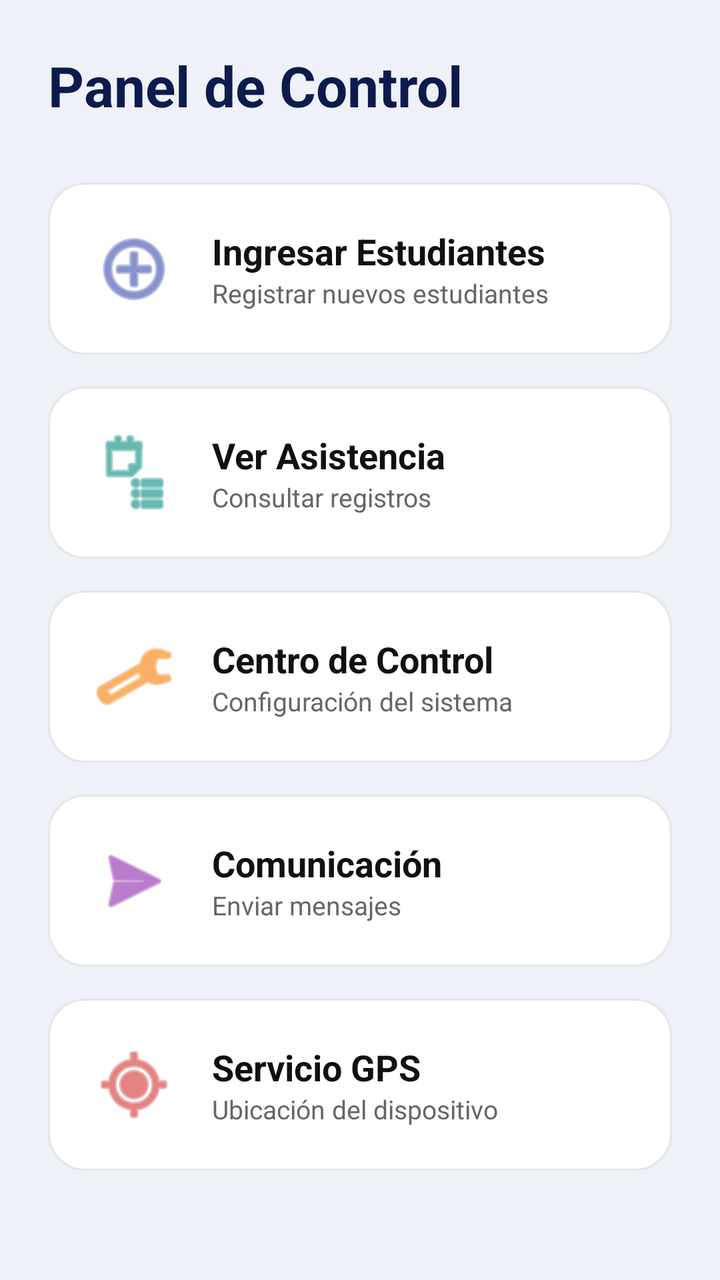
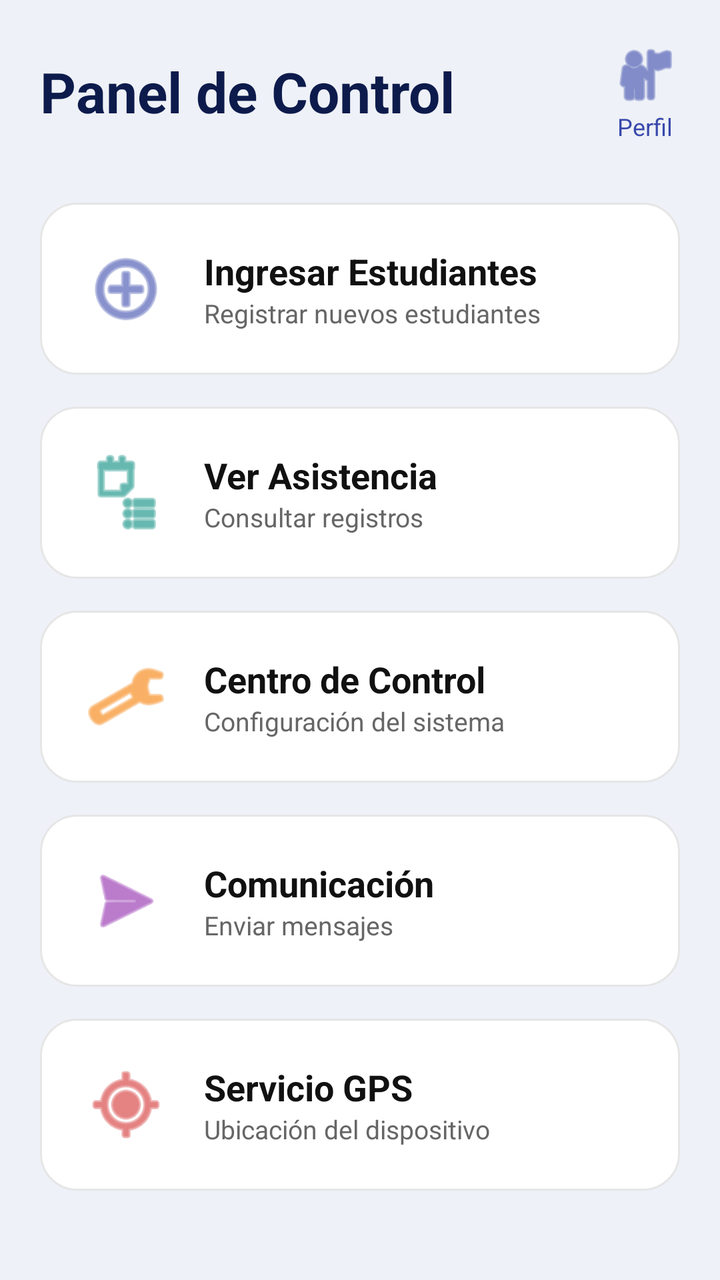

Two renders of the same Android screen: before a commit and after it. Below are the layout's source before the change and the commit's diff.
<!-- AndroidManifest.xml: application theme Theme.Asistencia -->
<!-- res/layout/activity_menu.xml -->
<?xml version="1.0" encoding="utf-8"?>
<ScrollView xmlns:android="http://schemas.android.com/apk/res/android"
    android:layout_width="match_parent"
    android:layout_height="match_parent"
    android:background="#EEF1F7">

    <LinearLayout
        android:layout_width="match_parent"
        android:layout_height="wrap_content"
        android:orientation="vertical"
        android:padding="24dp">

        
        <TextView
            android:layout_width="wrap_content"
            android:layout_height="wrap_content"
            android:text="Panel de Control"
            android:textSize="28sp"
            android:textStyle="bold"
            android:textColor="#0D1B4C"
            android:layout_marginBottom="30dp"/>

        
        <LinearLayout
            android:id="@+id/cardIngresar"
            android:layout_width="match_parent"
            android:layout_height="wrap_content"
            android:background="@drawable/card_menu"
            android:orientation="horizontal"
            android:padding="22dp"
            android:layout_marginBottom="16dp"
            android:clickable="true"
            android:focusable="true">

            <ImageView
                android:layout_width="42dp"
                android:layout_height="42dp"
                android:src="@android:drawable/ic_menu_add"
                android:tint="#3949AB"
                android:layout_marginEnd="18dp"/>

            <LinearLayout
                android:orientation="vertical"
                android:layout_width="wrap_content"
                android:layout_height="wrap_content">

                <TextView
                    android:text="Ingresar Estudiantes"
                    android:textSize="18sp"
                    android:textStyle="bold"
                    android:textColor="#111111"
                    android:layout_width="wrap_content"
                    android:layout_height="wrap_content"/>

                <TextView
                    android:text="Registrar nuevos estudiantes"
                    android:textSize="13sp"
                    android:textColor="#666666"
                    android:layout_width="wrap_content"
                    android:layout_height="wrap_content"/>

            </LinearLayout>
        </LinearLayout>

        
        <LinearLayout
            android:id="@+id/cardVerAsistencia"
            android:layout_width="match_parent"
            android:layout_height="wrap_content"
            android:background="@drawable/card_menu"
            android:orientation="horizontal"
            android:padding="22dp"
            android:layout_marginBottom="16dp"
            android:clickable="true"
            android:focusable="true">

            <ImageView
                android:layout_width="42dp"
                android:layout_height="42dp"
                android:src="@android:drawable/ic_menu_agenda"
                android:tint="#00897B"
                android:layout_marginEnd="18dp"/>

            <LinearLayout
                android:orientation="vertical"
                android:layout_width="wrap_content"
                android:layout_height="wrap_content">

                <TextView
                    android:text="Ver Asistencia"
                    android:textSize="18sp"
                    android:textStyle="bold"
                    android:textColor="#111111"
                    android:layout_width="wrap_content"
                    android:layout_height="wrap_content"/>

                <TextView
                    android:text="Consultar registros"
                    android:textSize="13sp"
                    android:textColor="#666666"
                    android:layout_width="wrap_content"
                    android:layout_height="wrap_content"/>

            </LinearLayout>
        </LinearLayout>

        
        <LinearLayout
            android:id="@+id/cardCentroControl"
            android:layout_width="match_parent"
            android:layout_height="wrap_content"
            android:background="@drawable/card_menu"
            android:orientation="horizontal"
            android:padding="22dp"
            android:layout_marginBottom="16dp"
            android:clickable="true"
            android:focusable="true">

            <ImageView
                android:layout_width="42dp"
                android:layout_height="42dp"
                android:src="@android:drawable/ic_menu_manage"
                android:tint="#F57C00"
                android:layout_marginEnd="18dp"/>

            <LinearLayout
                android:orientation="vertical"
                android:layout_width="wrap_content"
                android:layout_height="wrap_content">

                <TextView
                    android:text="Centro de Control"
                    android:textSize="18sp"
                    android:textStyle="bold"
                    android:textColor="#111111"
                    android:layout_width="wrap_content"
                    android:layout_height="wrap_content"/>

                <TextView
                    android:text="Configuración del sistema"
                    android:textSize="13sp"
                    android:textColor="#666666"
                    android:layout_width="wrap_content"
                    android:layout_height="wrap_content"/>

            </LinearLayout>
        </LinearLayout>

        <LinearLayout
            android:id="@+id/cardComunicacion"
            android:layout_width="match_parent"
            android:layout_height="wrap_content"
            android:background="@drawable/card_menu"
            android:orientation="horizontal"
            android:padding="22dp"
            android:layout_marginBottom="16dp"
            android:clickable="true"
            android:focusable="true">

            <ImageView
                android:layout_width="42dp"
                android:layout_height="42dp"
                android:src="@android:drawable/ic_menu_send"
                android:tint="#8E24AA"
                android:layout_marginEnd="18dp"/>

            <LinearLayout
                android:orientation="vertical"
                android:layout_width="wrap_content"
                android:layout_height="wrap_content">

                <TextView
                    android:text="Comunicación"
                    android:textSize="18sp"
                    android:textStyle="bold"
                    android:textColor="#111111"
                    android:layout_width="wrap_content"
                    android:layout_height="wrap_content"/>

                <TextView
                    android:text="Enviar mensajes"
                    android:textSize="13sp"
                    android:textColor="#666666"
                    android:layout_width="wrap_content"
                    android:layout_height="wrap_content"/>

            </LinearLayout>
        </LinearLayout>

        
        <LinearLayout
            android:id="@+id/cardGPS"
            android:layout_width="match_parent"
            android:layout_height="wrap_content"
            android:background="@drawable/card_menu"
            android:orientation="horizontal"
            android:padding="22dp"
            android:layout_marginBottom="16dp"
            android:clickable="true"
            android:focusable="true">

            <ImageView
                android:layout_width="42dp"
                android:layout_height="42dp"
                android:src="@android:drawable/ic_menu_mylocation"
                android:tint="#D32F2F"
                android:layout_marginEnd="18dp"/>

            <LinearLayout
                android:orientation="vertical"
                android:layout_width="wrap_content"
                android:layout_height="wrap_content">

                <TextView
                    android:text="Servicio GPS"
                    android:textSize="18sp"
                    android:textStyle="bold"
                    android:textColor="#111111"
                    android:layout_width="wrap_content"
                    android:layout_height="wrap_content"/>

                <TextView
                    android:text="Ubicación del dispositivo"
                    android:textSize="13sp"
                    android:textColor="#666666"
                    android:layout_width="wrap_content"
                    android:layout_height="wrap_content"/>

            </LinearLayout>
        </LinearLayout>

    </LinearLayout>
</ScrollView>
<!-- resources referenced by this layout -->
<resources>
  <!-- drawable card_menu (drawable) -->
  <shape xmlns:android="http://schemas.android.com/apk/res/android">
  
      <solid android:color="#FFFFFF"/>
  
      <corners android:radius="18dp"/>
  
      <stroke
          android:width="1dp"
          android:color="#E6E6E6"/>
  
      <padding
          android:left="12dp"
          android:right="12dp"
          android:top="12dp"
          android:bottom="12dp"/>
  
  </shape>
  <style name="Theme.Asistencia" parent="Base.Theme.Asistencia" />
  <style name="Base.Theme.Asistencia" parent="Theme.Material3.DayNight.NoActionBar">
          
          
      </style>
</resources>

<!-- the commit's change to res/layout/activity_menu.xml (unified diff, before → after) -->
@@ -8,17 +8,48 @@
         android:layout_width="match_parent"
         android:layout_height="wrap_content"
         android:orientation="vertical"
-        android:padding="24dp">
-
-        
+        android:padding="20dp">
+
+    <LinearLayout
+        android:layout_width="match_parent"
+        android:layout_height="wrap_content"
+        android:orientation="horizontal"
+        android:gravity="center_vertical"
+        android:layout_marginBottom="30dp">
         <TextView
-            android:layout_width="wrap_content"
+            android:layout_width="0dp"
+            android:layout_weight="1"
             android:layout_height="wrap_content"
             android:text="Panel de Control"
             android:textSize="28sp"
             android:textStyle="bold"
-            android:textColor="#0D1B4C"
-            android:layout_marginBottom="30dp"/>
+            android:textColor="#0D1B4C"/>
+
+        <LinearLayout
+            android:id="@+id/btnPerfil"
+            android:layout_width="wrap_content"
+            android:layout_height="wrap_content"
+            android:orientation="vertical"
+            android:gravity="center"
+            android:clickable="true"
+            android:focusable="true">
+
+            <ImageView
+                android:layout_width="35dp"
+                android:layout_height="35dp"
+                android:src="@android:drawable/ic_menu_myplaces"
+                android:tint="#3949AB"/>
+
+            <TextView
+                android:layout_width="wrap_content"
+                android:layout_height="wrap_content"
+                android:text="Perfil"
+                android:textSize="12sp"
+                android:textColor="#3949AB"/>
+        </LinearLayout>
+
+    </LinearLayout>
+
 
         
         <LinearLayout
